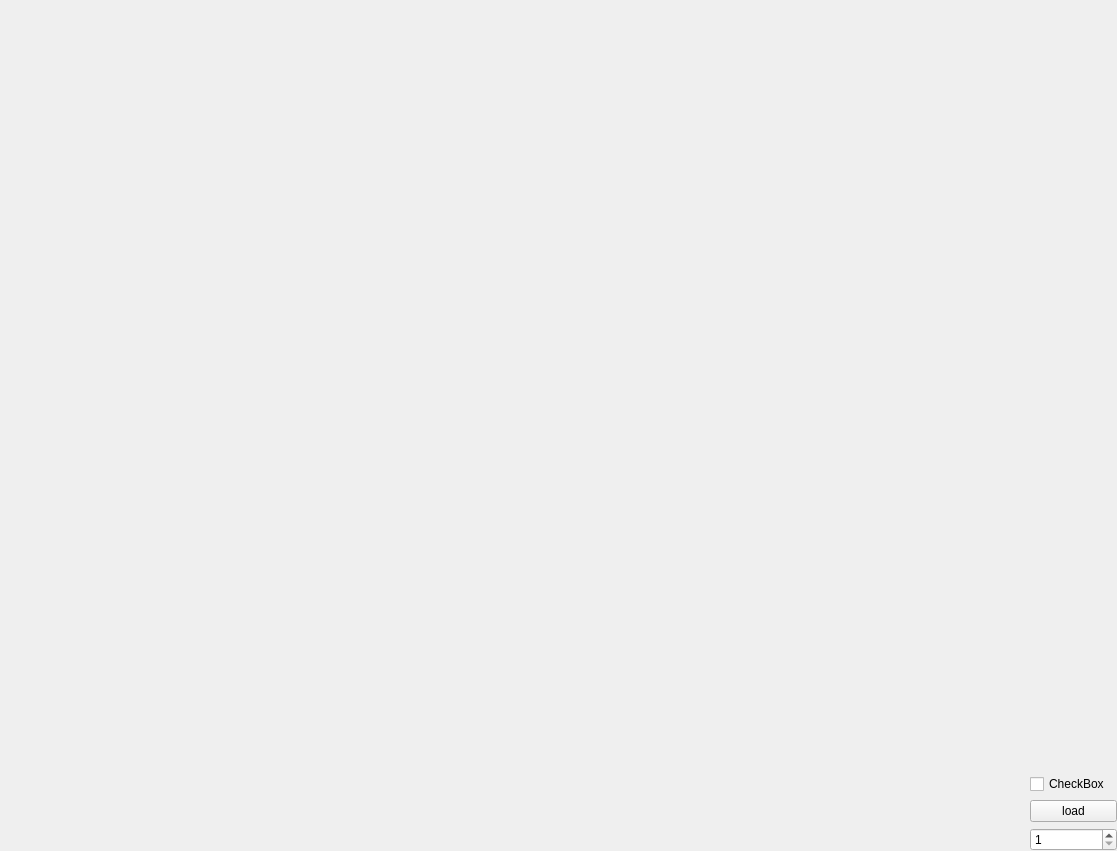
This is mainwindow.ui in JuanPTM/p2cg as Qt 5 draws it before an edit. The edited form follows.
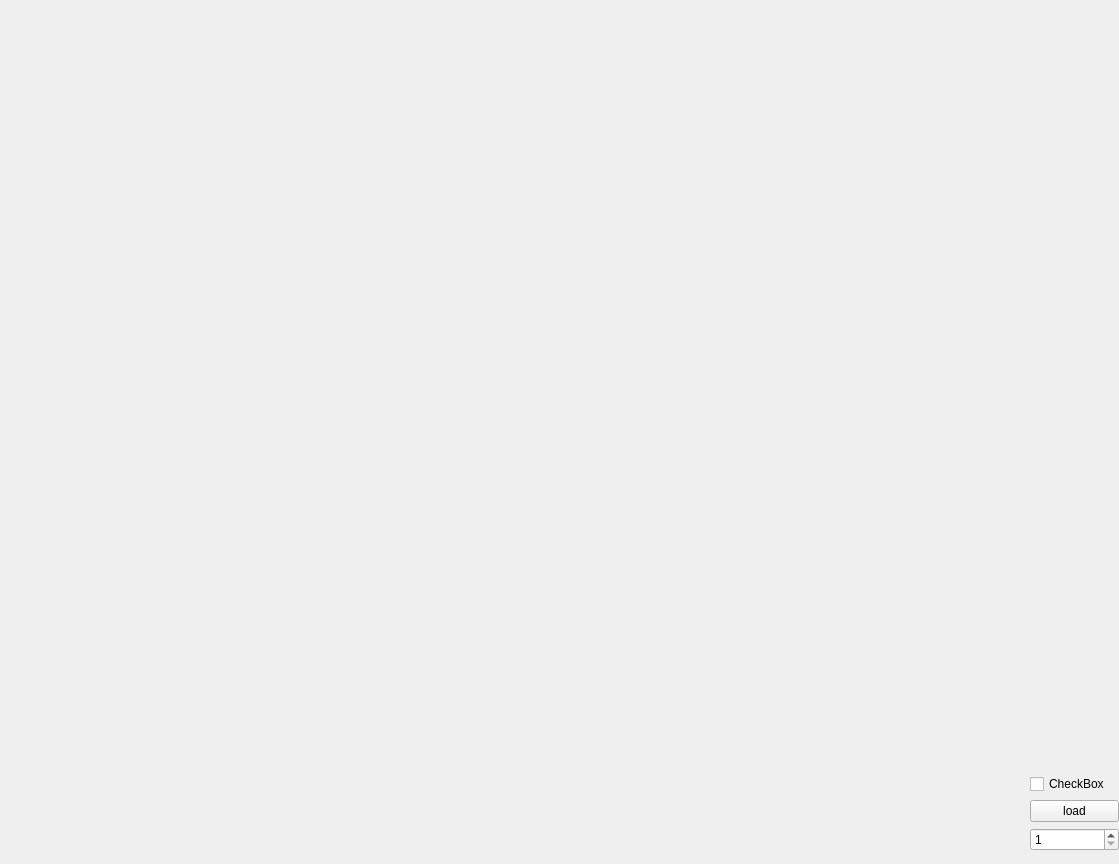
This is the edited form.

Diff of the .ui file:
```diff
--- a/mainwindow.ui
+++ b/mainwindow.ui
@@ -6,8 +6,8 @@
    <rect>
     <x>0</x>
     <y>0</y>
-    <width>1117</width>
-    <height>836</height>
+    <width>1119</width>
+    <height>864</height>
    </rect>
   </property>
   <property name="windowTitle">
```
